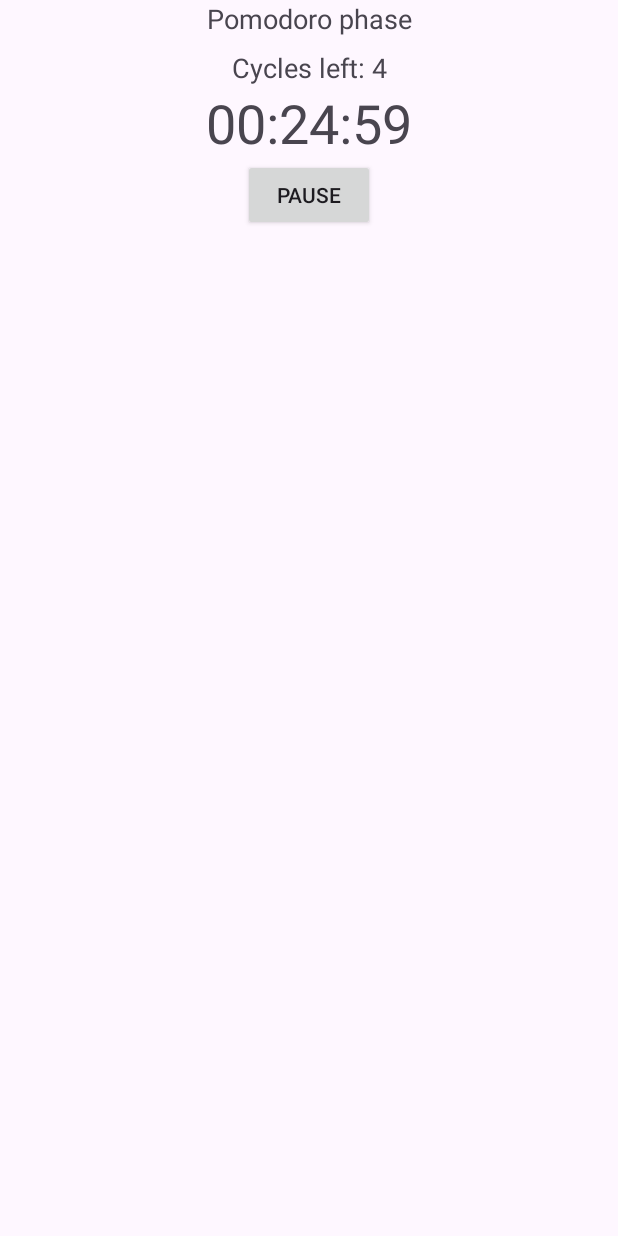
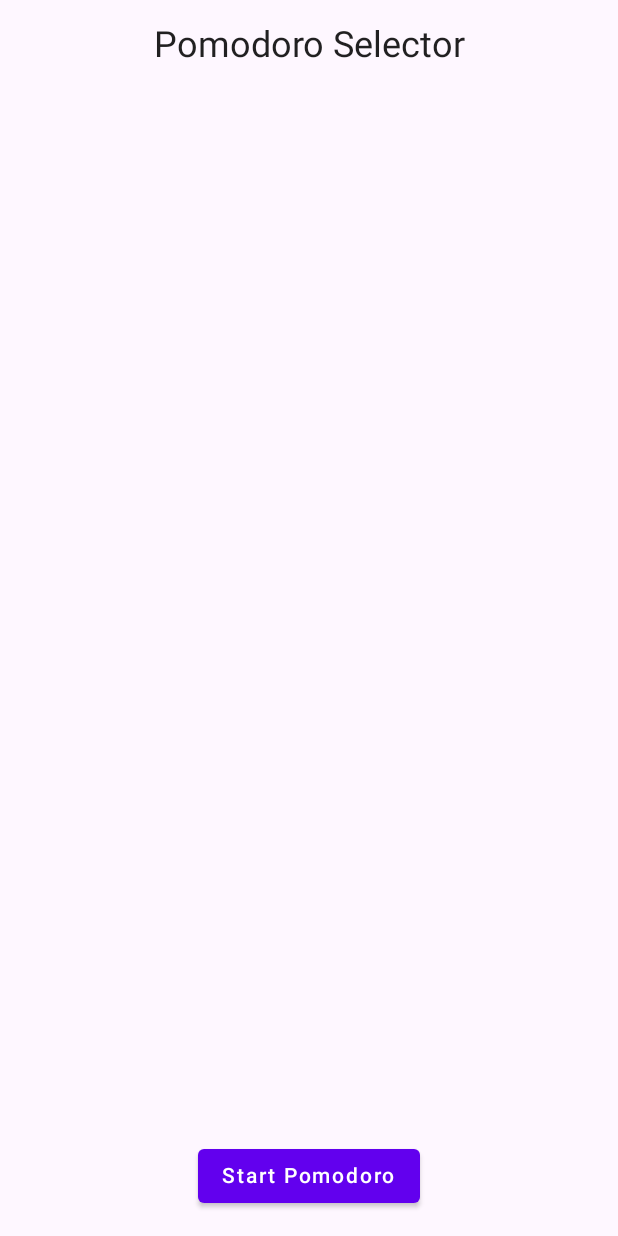
Before and after one commit to Guetguet6/bubble, an Android app built with Jetpack Compose: the screen it shows after launch (PomodoroActivity before the commit, PomodoroSelectorActivity after it), after a tap on "Pomodoro", on a phone screen of 412 x 824 dp. Run offline under Robolectric (Android 15) with nearby library versions, the phone set to English and light mode, and no system bars.

Commit message:
First version of PomodoroSelectorActivity, there is just a start pomodoro button

```diff
--- a/app/src/main/java/ca/uqac/bubble/MainActivity.kt
+++ b/app/src/main/java/ca/uqac/bubble/MainActivity.kt
@@ -20,7 +20,7 @@ import androidx.compose.ui.platform.LocalContext
 import androidx.compose.ui.tooling.preview.Preview
 import androidx.compose.ui.unit.dp
 import androidx.compose.ui.unit.sp
-import ca.uqac.bubble.pomodoro.PomodoroActivity
+import ca.uqac.bubble.pomodoro.PomodoroSelectorActivity
 import ca.uqac.bubble.profil.ProfileActivity
 import ca.uqac.bubble.sante.SanteAdapter
 import ca.uqac.bubble.todolist.ToDoListActivity
@@ -112,7 +112,7 @@ class MainActivity : ComponentActivity() {
             }
 
             Button(
-                onClick = {startActivity(Intent(context, PomodoroActivity::class.java))},
+                onClick = {startActivity(Intent(context, PomodoroSelectorActivity::class.java))},
                 modifier = Modifier.size(width = 150.dp, height = 50.dp)
             ) {
                 Text(text = "Pomodoro")
--- a/app/src/main/java/ca/uqac/bubble/pomodoro/PomodoroActivity.kt
+++ b/app/src/main/java/ca/uqac/bubble/pomodoro/PomodoroActivity.kt
@@ -26,7 +26,7 @@ class PomodoroActivity : ComponentActivity() {
 
     override fun onCreate(savedInstanceState: Bundle?) {
         super.onCreate(savedInstanceState)
-        setContentView(R.layout.pomodoro)
+        setContentView(R.layout.activity_pomodoro)
 
         val extras = intent.extras
         if (extras != null) {
--- /dev/null
+++ b/app/src/main/java/ca/uqac/bubble/pomodoro/PomodoroSelectorActivity.kt
@@ -0,0 +1,78 @@
+package ca.uqac.bubble.pomodoro
+
+import android.content.Intent
+import android.os.Bundle
+import androidx.activity.compose.setContent
+import androidx.appcompat.app.AppCompatActivity
+import androidx.compose.foundation.layout.*
+import androidx.compose.material.Button
+import androidx.compose.material.MaterialTheme
+import androidx.compose.material.Surface
+import androidx.compose.material.Text
+import androidx.compose.runtime.Composable
+import androidx.compose.ui.Alignment
+import androidx.compose.ui.Modifier
+import androidx.compose.ui.text.style.TextAlign
+import androidx.compose.ui.tooling.preview.Preview
+import androidx.compose.ui.unit.dp
+import ca.uqac.bubble.ui.theme.BubbleAppTheme
+
+class PomodoroSelectorActivity : AppCompatActivity() {
+
+    override fun onCreate(savedInstanceState: Bundle?) {
+        super.onCreate(savedInstanceState)
+        setContent {
+            BubbleAppTheme {
+                PomodoroSelectorScreen()
+            }
+        }
+    }
+
+    @Composable
+    fun PomodoroSelectorScreen() {
+        Box(
+            modifier = Modifier.padding(16.dp).fillMaxSize(),
+            contentAlignment = Alignment.Center
+        ) {
+            Column(
+                horizontalAlignment = Alignment.CenterHorizontally
+            ) {
+                Box(
+                    Modifier
+                        .weight(1f)
+                        .fillMaxWidth(),
+                    contentAlignment = Alignment.TopCenter
+                ) {
+                    Text(
+                        text = "Pomodoro Selector",
+                        modifier = Modifier.padding(bottom = 16.dp),
+                        style = MaterialTheme.typography.h5,
+                        textAlign = TextAlign.Center
+                    )
+                }
+                Button(
+                    onClick = { startPomodoro() },
+                    modifier = Modifier.padding(top = 16.dp)
+                ) {
+                    Text(text = "Start Pomodoro")
+                }
+            }
+        }
+    }
+    private fun startPomodoro() {
+        val intent = Intent(this, PomodoroActivity::class.java)
+        startActivity(intent)
+    }
+
+    @Preview(showBackground = true)
+    @Composable
+    fun DefaultPreview() {
+        BubbleAppTheme {
+            Surface (
+                modifier = Modifier.fillMaxSize()
+            ) {
+                PomodoroSelectorScreen()
+            }
+        }
+    }
+}
--- a/app/src/main/res/values/strings.xml
+++ b/app/src/main/res/values/strings.xml
@@ -23,4 +23,10 @@
     <string name="title_activity_cc">Coherence Cardiaque</string>
     <string name="pause">Pause</string>
     <string name="stop">Stop</string>
+    <string name="pomodoro_selector">Pomodoro Selector</string>
+    <string name="pomodoro_cycle_default">4</string>
+    <string name="pomodoro_phase_duration">Pomodoro phase duration:</string>
+    <string name="pomodoro_duration_default">25 min</string>
+    <string name="break_duration_default">Break phase duration:</string>
+    <string name="start_pomodoro">Start Pomodoro</string>
 </resources>
```
Also changed, not shown: app/src/main/AndroidManifest.xml (+8 -1 lines), app/src/main/res/layout/activity_pomodoro.xml (renamed from app/src/main/res/layout/pomodoro.xml).
